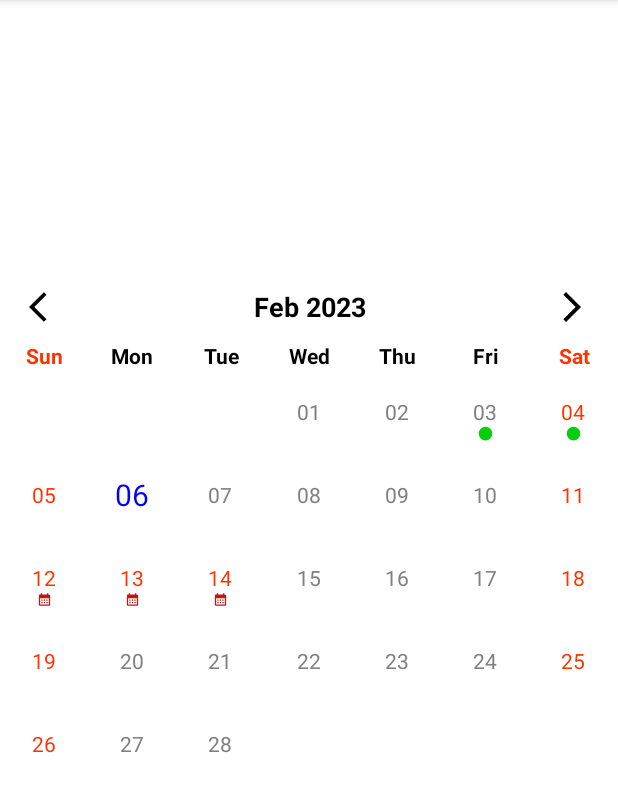
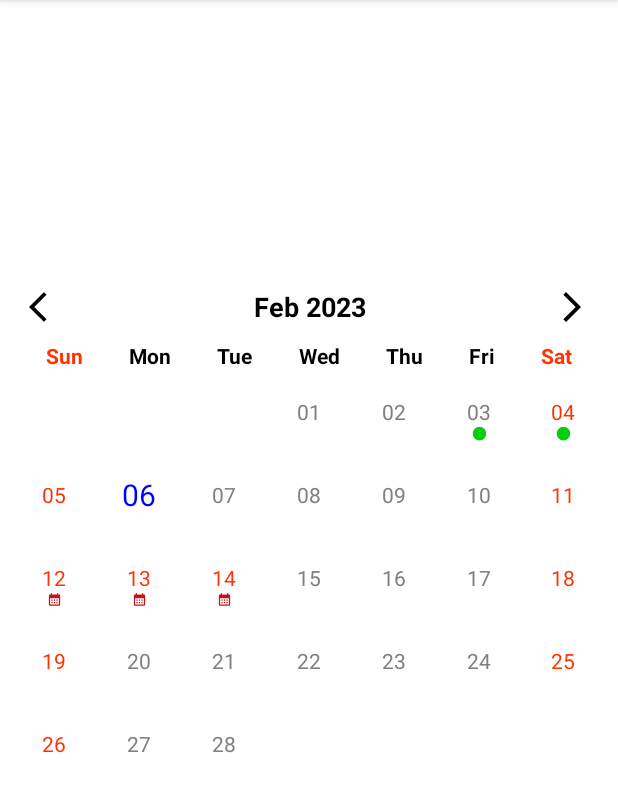
Before and after one commit to nhlynn/butterfly_calendar, an Android app: the screen it shows after launch (MainActivity), on a phone screen of 412 x 824 dp, the part 84-896 px from its top. Run offline under Robolectric (Android 15) with nearby library versions, the phone set to English and light mode, and no system bars.

Commit message:
-change calendar header

```diff
--- a/app/src/main/res/layout/activity_main.xml
+++ b/app/src/main/res/layout/activity_main.xml
@@ -10,11 +10,11 @@
         android:id="@+id/lynn_cal"
         android:layout_width="match_parent"
         android:layout_height="wrap_content"
+        app:clearHistoryOnMonthChange="true"
         app:layout_constraintBottom_toBottomOf="parent"
         app:layout_constraintEnd_toEndOf="parent"
         app:layout_constraintStart_toStartOf="parent"
         app:layout_constraintTop_toTopOf="parent"
-        app:clearHistoryOnMonthChange="true"
         app:weekendOff="true" />
 
 </androidx.constraintlayout.widget.ConstraintLayout>
--- a/butterfly_calendar/src/main/res/layout/butterfly_calendar.xml
+++ b/butterfly_calendar/src/main/res/layout/butterfly_calendar.xml
@@ -47,10 +47,9 @@
 
     <com.google.android.material.textview.MaterialTextView
         android:id="@+id/lbl_sun"
-        android:layout_width="0dp"
+        android:layout_width="wrap_content"
         android:layout_height="wrap_content"
         android:layout_marginTop="8dp"
-        android:gravity="center"
         android:text="@string/sun"
         android:textColor="@color/black"
         android:textSize="14sp"
@@ -61,10 +60,9 @@
 
     <com.google.android.material.textview.MaterialTextView
         android:id="@+id/lbl_mon"
-        android:layout_width="0dp"
+        android:layout_width="wrap_content"
         android:layout_height="wrap_content"
         android:layout_marginTop="8dp"
-        android:gravity="center"
         android:text="@string/mon"
         android:textColor="@color/black"
         android:textSize="14sp"
@@ -75,10 +73,9 @@
 
     <com.google.android.material.textview.MaterialTextView
         android:id="@+id/lbl_tue"
-        android:layout_width="0dp"
+        android:layout_width="wrap_content"
         android:layout_height="wrap_content"
         android:layout_marginTop="8dp"
-        android:gravity="center"
         android:text="@string/tue"
         android:textColor="@color/black"
         android:textSize="14sp"
@@ -89,10 +86,9 @@
 
     <com.google.android.material.textview.MaterialTextView
         android:id="@+id/lbl_wed"
-        android:layout_width="0dp"
+        android:layout_width="wrap_content"
         android:layout_height="wrap_content"
         android:layout_marginTop="8dp"
-        android:gravity="center"
         android:text="@string/wed"
         android:textColor="@color/black"
         android:textSize="14sp"
@@ -103,10 +99,9 @@
 
     <com.google.android.material.textview.MaterialTextView
         android:id="@+id/lbl_thu"
-        android:layout_width="0dp"
+        android:layout_width="wrap_content"
         android:layout_height="wrap_content"
         android:layout_marginTop="8dp"
-        android:gravity="center"
         android:text="@string/thu"
         android:textColor="@color/black"
         android:textSize="14sp"
@@ -117,10 +112,9 @@
 
     <com.google.android.material.textview.MaterialTextView
         android:id="@+id/lbl_fri"
-        android:layout_width="0dp"
+        android:layout_width="wrap_content"
         android:layout_height="wrap_content"
         android:layout_marginTop="8dp"
-        android:gravity="center"
         android:text="@string/fri"
         android:textColor="@color/black"
         android:textSize="14sp"
@@ -131,10 +125,9 @@
 
     <com.google.android.material.textview.MaterialTextView
         android:id="@+id/lbl_sat"
-        android:layout_width="0dp"
+        android:layout_width="wrap_content"
         android:layout_height="wrap_content"
         android:layout_marginTop="8dp"
-        android:gravity="center"
         android:text="@string/sat"
         android:textColor="@color/black"
         android:textSize="14sp"
@@ -145,8 +138,10 @@
 
     <androidx.recyclerview.widget.RecyclerView
         android:id="@+id/rv_date"
-        android:layout_width="0dp"
+        android:layout_width="match_parent"
         android:layout_height="wrap_content"
+        android:layout_marginStart="8dp"
+        android:layout_marginEnd="8dp"
         android:clipToPadding="false"
         android:isScrollContainer="false"
         app:layoutManager="androidx.recyclerview.widget.GridLayoutManager"
```
